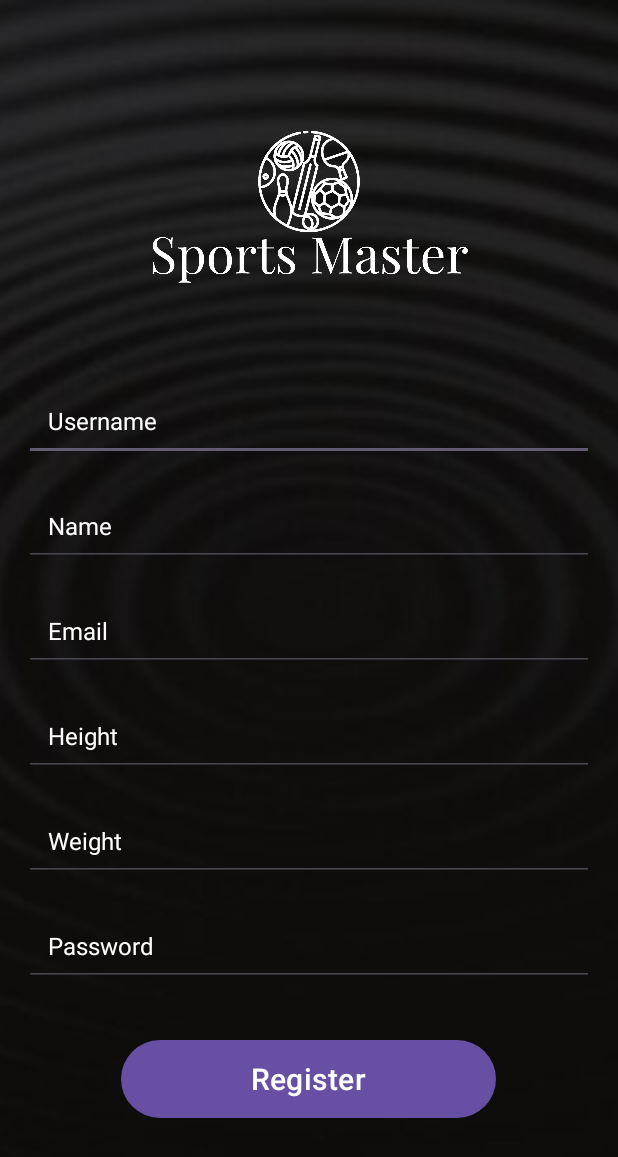
After one commit to mgptreas/SportsMaster, an Android app: the RegisterActivity screen opened directly, with no data from a screen before it, on a phone screen of 412 x 824 dp. The commit adds this screen. Shown: the top 1157 px of the screen. Run offline under Robolectric (Android 15) with nearby library versions, the phone set to English and light mode, and no system bars.

Commit message:
Android Register/Login
Android Emulator can send data to register or login a user

```diff
--- a/SportsMasterApp/app/build.gradle
+++ b/SportsMasterApp/app/build.gradle
@@ -38,4 +38,5 @@ dependencies {
     androidTestImplementation 'androidx.test.espresso:espresso-core:3.5.1'
     implementation 'com.squareup.retrofit2:retrofit:2.9.0'
     implementation 'com.squareup.retrofit2:converter-gson:2.9.0'
+    implementation 'com.fasterxml.jackson.core:jackson-databind:2.13.3'
 }
--- /dev/null
+++ b/SportsMasterApp/app/src/main/java/com/example/sportsmasterapp/RegisterActivity.java
@@ -0,0 +1,75 @@
+package com.example.sportsmasterapp;
+
+import android.os.Bundle;
+import android.view.View;
+import android.widget.Button;
+import android.widget.EditText;
+import android.widget.Toast;
+import androidx.appcompat.app.AppCompatActivity;
+import retrofit2.Call;
+import retrofit2.Callback;
+import retrofit2.Response;
+
+public class RegisterActivity extends AppCompatActivity {
+
+    private EditText etUsername, etName, etEmail, etHeight, etWeight, etPassword;
+    private Button btnRegister;
+
+    @Override
+    protected void onCreate(Bundle savedInstanceState) {
+        super.onCreate(savedInstanceState);
+        setContentView(R.layout.register);
+
+        etUsername = findViewById(R.id.et_username);
+        etName = findViewById(R.id.et_name);
+        etEmail = findViewById(R.id.et_email);
+        etHeight = findViewById(R.id.et_height);
+        etWeight = findViewById(R.id.et_weight);
+        etPassword = findViewById(R.id.et_password);
+        btnRegister = findViewById(R.id.btn_register);
+
+        btnRegister.setOnClickListener(new View.OnClickListener() {
+            @Override
+            public void onClick(View v) {
+                registerUser();
+            }
+        });
+    }
+
+    private void registerUser() {
+        String username = etUsername.getText().toString().trim();
+        String name = etName.getText().toString().trim();
+        String email = etEmail.getText().toString().trim();
+        int height = Integer.parseInt(etHeight.getText().toString().trim());
+        int weight = Integer.parseInt(etWeight.getText().toString().trim());
+        String password = etPassword.getText().toString().trim();
+
+        User user = new User();
+        user.setUsername(username);
+        user.setName(name);
+        user.setEmail(email);
+        user.setHeight(height);
+        user.setWeight(weight);
+        user.setPassword(password);
+
+        ApiService apiService = ApiClient.getRetrofitInstance().create(ApiService.class);
+        Call<UserResponse> call = apiService.registerUser(user);
+
+        call.enqueue(new Callback<UserResponse>() {
+            @Override
+            public void onResponse(Call<UserResponse> call, Response<UserResponse> response) {
+                if (response.isSuccessful()) {
+                    Toast.makeText(RegisterActivity.this, "Registration successful", Toast.LENGTH_SHORT).show();
+                    // Navigate to login or main activity
+                } else {
+                    Toast.makeText(RegisterActivity.this, "Registration failed", Toast.LENGTH_SHORT).show();
+                }
+            }
+
+            @Override
+            public void onFailure(Call<UserResponse> call, Throwable t) {
+                Toast.makeText(RegisterActivity.this, t.getMessage(), Toast.LENGTH_SHORT).show();
+            }
+        });
+    }
+}
--- /dev/null
+++ b/SportsMasterApp/app/src/main/res/layout/register.xml
@@ -0,0 +1,127 @@
+<?xml version="1.0" encoding="utf-8"?>
+<RelativeLayout xmlns:android="http://schemas.android.com/apk/res/android"
+    android:layout_width="match_parent"
+    android:layout_height="match_parent">
+
+    <!-- Background Image -->
+    <ImageView
+        android:id="@+id/background_image"
+        android:layout_width="match_parent"
+        android:layout_height="match_parent"
+        android:src="@drawable/background"
+        android:contentDescription="@string/Background"
+        android:scaleType="centerCrop"
+        android:adjustViewBounds="true"/>
+
+    <ScrollView
+        android:layout_width="match_parent"
+        android:layout_height="match_parent"
+        android:fillViewport="true"
+        android:padding="16dp">
+
+        <RelativeLayout
+            android:layout_width="match_parent"
+            android:layout_height="wrap_content">
+
+            <!-- Logo Image -->
+            <ImageView
+                android:id="@+id/logo_image"
+                android:layout_width="348dp"
+                android:layout_height="155dp"
+                android:layout_centerHorizontal="true"
+                android:layout_marginTop="50dp"
+                android:src="@drawable/sm_logo_white"
+                android:contentDescription="@string/Logo"/>
+
+            <!-- Username Field -->
+            <EditText
+                android:id="@+id/et_username"
+                android:layout_width="match_parent"
+                android:layout_height="wrap_content"
+                android:hint="@string/username"
+                android:textColorHint="@color/white"
+                android:textColor="@color/white"
+                android:layout_below="@id/logo_image"
+                android:layout_marginTop="32dp"
+                android:padding="16dp"
+                android:textSize="16sp" />
+
+            <!-- Name Field -->
+            <EditText
+                android:id="@+id/et_name"
+                android:layout_width="match_parent"
+                android:layout_height="wrap_content"
+                android:hint="@string/name"
+                android:textColorHint="@color/white"
+                android:textColor="@color/white"
+                android:layout_below="@id/et_username"
+                android:layout_marginTop="16dp"
+                android:padding="16dp"
+                android:textSize="16sp" />
+
+            <!-- Email Field -->
+            <EditText
+                android:id="@+id/et_email"
+                android:layout_width="match_parent"
+                android:layout_height="wrap_content"
+                android:hint="@string/email"
+                android:textColorHint="@color/white"
+                android:textColor="@color/white"
+                android:layout_below="@id/et_name"
+                android:layout_marginTop="16dp"
+                android:padding="16dp"
+                android:textSize="16sp" />
+
+            <!-- Height Field -->
+            <EditText
+                android:id="@+id/et_height"
+                android:layout_width="match_parent"
+                android:layout_height="wrap_content"
+                android:hint="@string/height"
+                android:textColorHint="@color/white"
+                android:textColor="@color/white"
+                android:layout_below="@id/et_email"
+                android:layout_marginTop="16dp"
+                android:padding="16dp"
+                android:textSize="16sp" />
+
+            <!-- Weight Field -->
+            <EditText
+                android:id="@+id/et_weight"
+                android:layout_width="match_parent"
+                android:layout_height="wrap_content"
+                android:hint="@string/weight"
+                android:textColorHint="@color/white"
+                android:textColor="@color/white"
+                android:layout_below="@id/et_height"
+                android:layout_marginTop="16dp"
+                android:padding="16dp"
+                android:textSize="16sp" />
+
+            <!-- Password Field -->
+            <EditText
+                android:id="@+id/et_password"
+                android:layout_width="match_parent"
+                android:layout_height="wrap_content"
+                android:hint="@string/password"
+                android:textColorHint="@color/white"
+                android:textColor="@color/white"
+                android:inputType="textPassword"
+                android:layout_below="@id/et_weight"
+                android:layout_marginTop="16dp"
+                android:padding="16dp"
+                android:textSize="16sp" />
+
+            <!-- Register Button -->
+            <Button
+                android:id="@+id/btn_register"
+                android:layout_width="250dp"
+                android:layout_height="60dp"
+                android:layout_centerHorizontal="true"
+                android:text="@string/Register"
+                android:layout_below="@id/et_password"
+                android:layout_marginTop="32dp"
+                android:textSize="20sp"/>
+        </RelativeLayout>
+    </ScrollView>
+</RelativeLayout>
--- a/SportsMasterApp/app/src/main/res/values/strings.xml
+++ b/SportsMasterApp/app/src/main/res/values/strings.xml
@@ -1,3 +1,15 @@
 <resources>
     <string name="app_name">SportsMasterApp</string>
+    <string name = "Logo">Sports Master Logo</string>
+    <string name = "Background">Background Image</string>
+    <string name = "Login">Login</string>
+    <string name = "Register">Register</string>
+    <string name = "username_or_email">Username/Email</string>
+    <string name="username">Username</string>
+    <string name="name">Name</string>
+    <string name="email">Email</string>
+    <string name="height">Height</string>
+    <string name="weight">Weight</string>
+    <string name="password">Password</string>
+
 </resources>
```
Also changed, not shown: SportsMasterApp/app/src/main/AndroidManifest.xml (+4 -3 lines), SportsMasterApp/app/src/main/java/com/example/sportsmasterapp/ApiClient.java (+5 -3 lines), SportsMasterApp/app/src/main/java/com/example/sportsmasterapp/ApiService.java (+7 -19 lines), SportsMasterApp/app/src/main/java/com/example/sportsmasterapp/LoginActivity.java (added, +61 -0 lines), SportsMasterApp/app/src/main/java/com/example/sportsmasterapp/LoginRegister.java (added, +37 -0 lines), SportsMasterApp/app/src/main/java/com/example/sportsmasterapp/MainActivity.java (deleted, +0 -14 lines), SportsMasterApp/app/src/main/java/com/example/sportsmasterapp/User.java (+10 -0 lines), SportsMasterApp/app/src/main/java/com/example/sportsmasterapp/UserResponse.java (+67 -3 lines), SportsMasterApp/app/src/main/res/layout/activity_main.xml (deleted, +0 -18 lines), SportsMasterApp/app/src/main/res/layout/login.xml (added, +63 -0 lines), SportsMasterApp/app/src/main/res/layout/login_register.xml (+11 -7 lines), SportsMasterApp/app/src/main/res/xml/network_security_config.xml (added, +8 -0 lines), SportsMasterApp/app/src/main/res/drawable/sm_logo.png (renamed from SportsMasterApp/app/src/main/res/drawable/SportsMasterLogo.png), SportsMasterApp/app/src/main/res/drawable/sm_logo_white.png (renamed from SportsMasterApp/app/src/main/res/drawable/SportsMasterLogoWhite.png), 1 other file.
